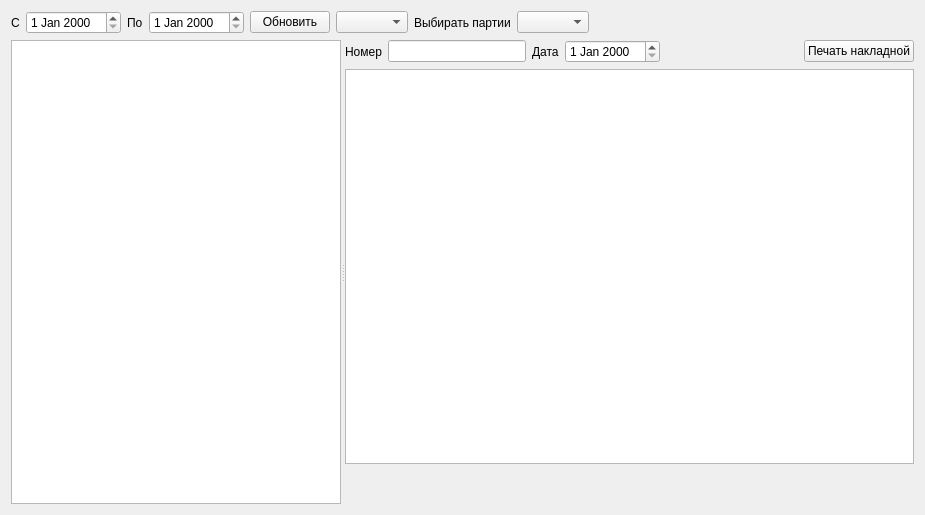
This is formretel.ui in Sergeyego/warehouse as Qt 5 draws it before an edit. The edited form follows.
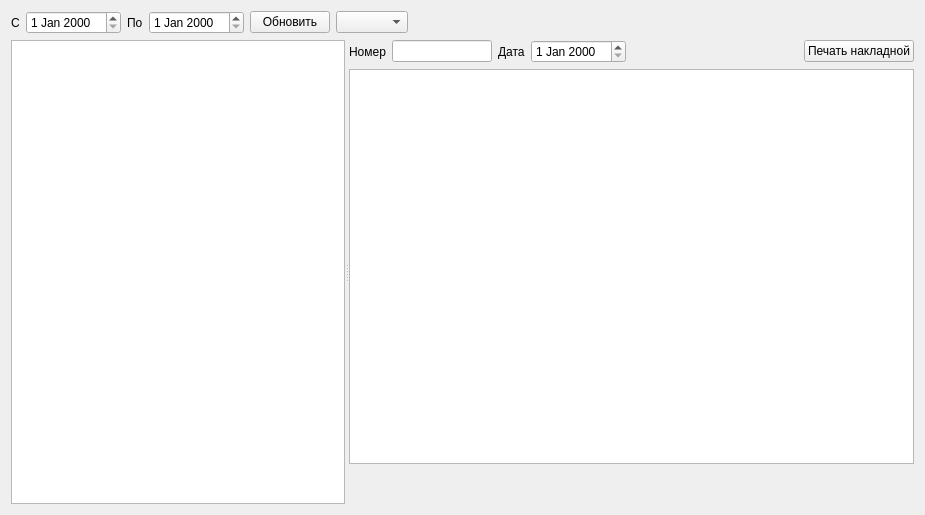
This is the edited form. Custom widgets are drawn as their Qt base class.

```diff
--- a/formretel.ui
+++ b/formretel.ui
@@ -44,17 +44,7 @@
       </widget>
      </item>
      <item>
-      <widget class="DbComboBox" name="comboBoxType"/>
-     </item>
-     <item>
-      <widget class="QLabel" name="label_3">
-       <property name="text">
-        <string>Выбирать партии</string>
-       </property>
-      </widget>
-     </item>
-     <item>
-      <widget class="QComboBox" name="comboBoxFlt"/>
+      <widget class="QComboBox" name="comboBoxType"/>
      </item>
      <item>
       <spacer name="horizontalSpacer">
@@ -95,7 +85,14 @@
           </widget>
          </item>
          <item>
-          <widget class="QLineEdit" name="lineEditNum"/>
+          <widget class="QLineEdit" name="lineEditNum">
+           <property name="maximumSize">
+            <size>
+             <width>100</width>
+             <height>16777215</height>
+            </size>
+           </property>
+          </widget>
          </item>
          <item>
           <widget class="QLabel" name="label_5">
@@ -163,20 +160,15 @@
   </layout>
  </widget>
  <customwidgets>
-  <customwidget>
-   <class>DbViewer</class>
-   <extends>QTableView</extends>
-   <header>db/dbviewer.h</header>
-  </customwidget>
   <customwidget>
    <class>DbDateEdit</class>
    <extends>QDateEdit</extends>
    <header>db/dbdateedit.h</header>
   </customwidget>
   <customwidget>
-   <class>DbComboBox</class>
-   <extends>QComboBox</extends>
-   <header>db/dbcombobox.h</header>
+   <class>DbViewer</class>
+   <extends>QTableView</extends>
+   <header>db/dbviewer.h</header>
   </customwidget>
  </customwidgets>
  <resources/>
```
